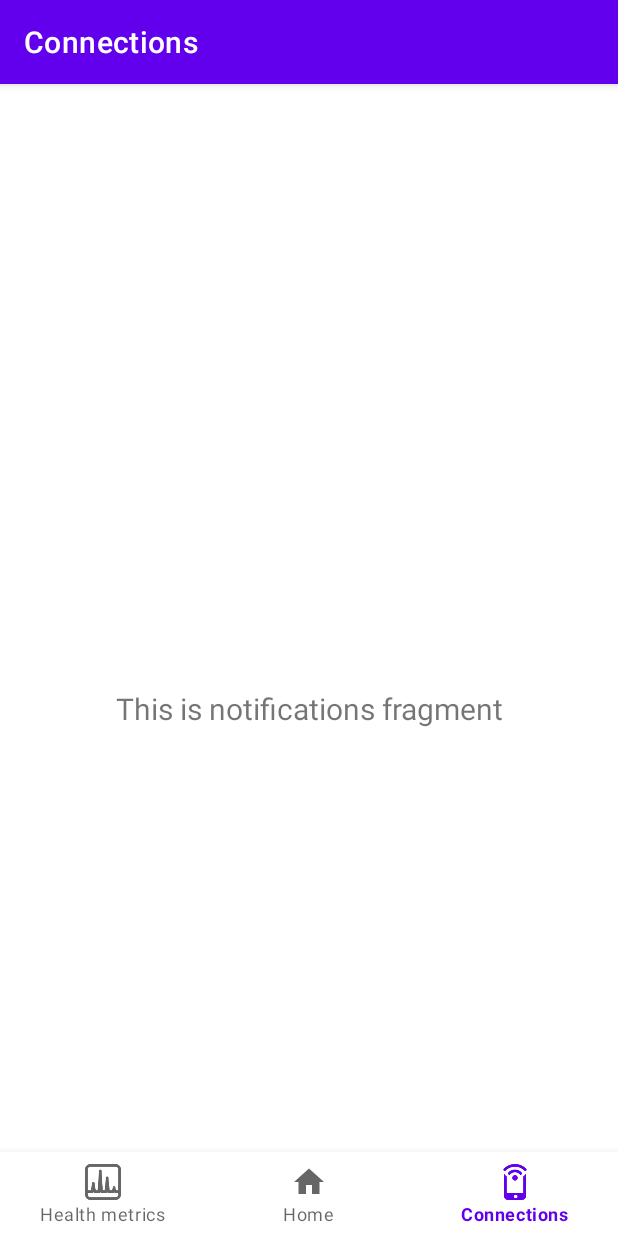
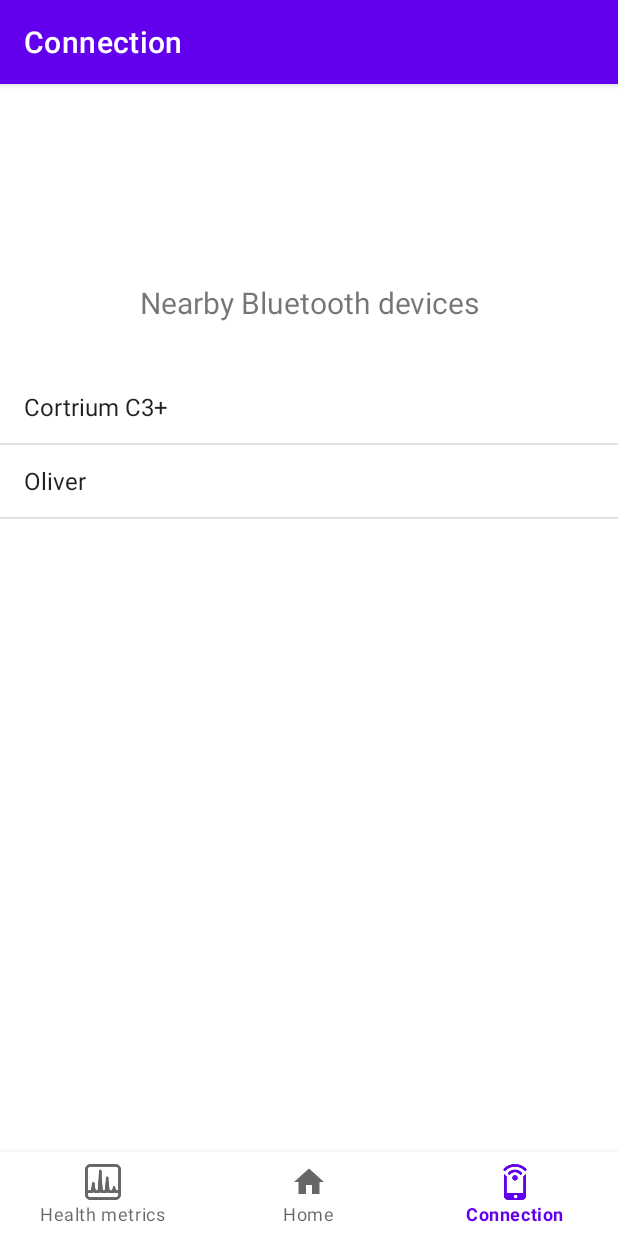
Before and after one commit to jkiddo/Specialeprojekt, an Android app: the HealthMetricsFragment screen opened through its navigation route, item 3 of the bottom bar chosen, on a phone screen of 412 x 824 dp. Run offline under Robolectric (Android 15) with nearby library versions, the phone set to English and light mode, and no system bars; our stand-ins replace navigation-ui.

Commit message:
Listview for discovered devices

```diff
--- a/SeizureApp/app/src/main/java/com/example/seizureapp/MainActivity.java
+++ b/SeizureApp/app/src/main/java/com/example/seizureapp/MainActivity.java
@@ -1,6 +1,7 @@
 package com.example.seizureapp;
 
 import android.os.Bundle;
+import android.widget.ArrayAdapter;
 
 import com.google.android.material.bottomnavigation.BottomNavigationView;
 
--- /dev/null
+++ b/SeizureApp/app/src/main/java/com/example/seizureapp/ui/connections/ConnectionsFragment.java
@@ -0,0 +1,59 @@
+package com.example.seizureapp.ui.connections;
+
+import android.os.Bundle;
+import android.view.LayoutInflater;
+import android.view.View;
+import android.view.ViewGroup;
+import android.widget.ArrayAdapter;
+import android.widget.ListView;
+import android.widget.TextView;
+
+import androidx.annotation.NonNull;
+import androidx.annotation.Nullable;
+import androidx.fragment.app.Fragment;
+import androidx.lifecycle.Observer;
+import androidx.lifecycle.ViewModelProvider;
+
+import com.example.seizureapp.R;
+
+import java.util.ArrayList;
+
+public class ConnectionsFragment extends Fragment {
+
+    private ConnectionsViewModel connectionsViewModel;
+
+    public View onCreateView(@NonNull LayoutInflater inflater,
+                             ViewGroup container, Bundle savedInstanceState) {
+        connectionsViewModel =
+                new ViewModelProvider(this).get(ConnectionsViewModel.class);
+        View root = inflater.inflate(R.layout.fragment_connections, container, false);
+
+//        final ListView listView = root.findViewById(R.id.devicesList);
+//        String[] names = {"Cortrium C3+", "Oliver"};
+//        int[] images = {R.drawable.connected, R.drawable.disconnected};
+//        ViewAdapter adapter = new ViewAdapter(this.getContext(), names, images);
+//        listView.setAdapter(adapter);
+
+        ArrayList<String> devices = new ArrayList<>();
+        devices.add("Cortrium C3+");
+        devices.add("Oliver");
+
+        ArrayAdapter<String> adapter = new ArrayAdapter<String>(
+                getContext(),
+                android.R.layout.simple_list_item_1,
+                devices
+        );
+
+        ListView listView = root.findViewById(R.id.devicesList);
+        listView.setAdapter(adapter);
+
+        final TextView textView = root.findViewById(R.id.text_connections);
+        connectionsViewModel.getText().observe(getViewLifecycleOwner(), new Observer<String>() {
+            @Override
+            public void onChanged(@Nullable String s) {
+                textView.setText(s);
+            }
+        });
+        return root;
+    }
+}
--- a/SeizureApp/app/src/main/java/com/example/seizureapp/ui/notifications/NotificationsViewModel.java
+++ b/SeizureApp/app/src/main/java/com/example/seizureapp/ui/connections/ConnectionsViewModel.java
@@ -1,16 +1,16 @@
-package com.example.seizureapp.ui.notifications;
+package com.example.seizureapp.ui.connections;
 
 import androidx.lifecycle.LiveData;
 import androidx.lifecycle.MutableLiveData;
 import androidx.lifecycle.ViewModel;
 
-public class NotificationsViewModel extends ViewModel {
+public class ConnectionsViewModel extends ViewModel {
 
     private MutableLiveData<String> mText;
 
-    public NotificationsViewModel() {
+    public ConnectionsViewModel() {
         mText = new MutableLiveData<>();
-        mText.setValue("This is notifications fragment");
+        mText.setValue("Nearby Bluetooth devices");
     }
 
     public LiveData<String> getText() {
--- a/SeizureApp/app/src/main/java/com/example/seizureapp/ui/dashboard/DashboardFragment.java
+++ /dev/null
@@ -1,35 +0,0 @@
-package com.example.seizureapp.ui.dashboard;
-
-import android.os.Bundle;
-import android.view.LayoutInflater;
-import android.view.View;
-import android.view.ViewGroup;
-import android.widget.TextView;
-
-import androidx.annotation.NonNull;
-import androidx.annotation.Nullable;
-import androidx.fragment.app.Fragment;
-import androidx.lifecycle.Observer;
-import androidx.lifecycle.ViewModelProvider;
-
-import com.example.seizureapp.R;
-
-public class DashboardFragment extends Fragment {
-
-    private DashboardViewModel dashboardViewModel;
-
-    public View onCreateView(@NonNull LayoutInflater inflater,
-                             ViewGroup container, Bundle savedInstanceState) {
-        dashboardViewModel =
-                new ViewModelProvider(this).get(DashboardViewModel.class);
-        View root = inflater.inflate(R.layout.fragment_dashboard, container, false);
-        final TextView textView = root.findViewById(R.id.text_dashboard);
-        dashboardViewModel.getText().observe(getViewLifecycleOwner(), new Observer<String>() {
-            @Override
-            public void onChanged(@Nullable String s) {
-                textView.setText(s);
-            }
-        });
-        return root;
-    }
-}
--- a/SeizureApp/app/src/main/java/com/example/seizureapp/ui/notifications/NotificationsFragment.java
+++ b/SeizureApp/app/src/main/java/com/example/seizureapp/ui/healthmetrics/HealthMetricsFragment.java
@@ -1,4 +1,4 @@
-package com.example.seizureapp.ui.notifications;
+package com.example.seizureapp.ui.healthmetrics;
 
 import android.os.Bundle;
 import android.view.LayoutInflater;
@@ -14,17 +14,17 @@ import androidx.lifecycle.ViewModelProvider;
 
 import com.example.seizureapp.R;
 
-public class NotificationsFragment extends Fragment {
+public class HealthMetricsFragment extends Fragment {
 
-    private NotificationsViewModel notificationsViewModel;
+    private HealthMetricsViewModel healthMetricsViewModel;
 
     public View onCreateView(@NonNull LayoutInflater inflater,
                              ViewGroup container, Bundle savedInstanceState) {
-        notificationsViewModel =
-                new ViewModelProvider(this).get(NotificationsViewModel.class);
-        View root = inflater.inflate(R.layout.fragment_notifications, container, false);
-        final TextView textView = root.findViewById(R.id.text_notifications);
-        notificationsViewModel.getText().observe(getViewLifecycleOwner(), new Observer<String>() {
+        healthMetricsViewModel =
+                new ViewModelProvider(this).get(HealthMetricsViewModel.class);
+        View root = inflater.inflate(R.layout.fragment_healthmetrics, container, false);
+        final TextView textView = root.findViewById(R.id.text_healthMetrics);
+        healthMetricsViewModel.getText().observe(getViewLifecycleOwner(), new Observer<String>() {
             @Override
             public void onChanged(@Nullable String s) {
                 textView.setText(s);
--- a/SeizureApp/app/src/main/java/com/example/seizureapp/ui/dashboard/DashboardViewModel.java
+++ b/SeizureApp/app/src/main/java/com/example/seizureapp/ui/healthmetrics/HealthMetricsViewModel.java
@@ -1,14 +1,14 @@
-package com.example.seizureapp.ui.dashboard;
+package com.example.seizureapp.ui.healthmetrics;
 
 import androidx.lifecycle.LiveData;
 import androidx.lifecycle.MutableLiveData;
 import androidx.lifecycle.ViewModel;
 
-public class DashboardViewModel extends ViewModel {
+public class HealthMetricsViewModel extends ViewModel {
 
     private MutableLiveData<String> mText;
 
-    public DashboardViewModel() {
+    public HealthMetricsViewModel() {
         mText = new MutableLiveData<>();
         mText.setValue("This is dashboard fragment");
     }
--- a/SeizureApp/app/src/main/res/layout/fragment_notifications.xml
+++ b/SeizureApp/app/src/main/res/layout/fragment_connections.xml
@@ -4,10 +4,10 @@
     xmlns:tools="http://schemas.android.com/tools"
     android:layout_width="match_parent"
     android:layout_height="match_parent"
-    tools:context=".ui.notifications.NotificationsFragment">
+    tools:context=".ui.connections.ConnectionsFragment">
 
     <TextView
-        android:id="@+id/text_notifications"
+        android:id="@+id/text_connections"
         android:layout_width="match_parent"
         android:layout_height="wrap_content"
         android:layout_marginStart="8dp"
@@ -17,6 +17,19 @@
         android:textSize="20sp"
         app:layout_constraintBottom_toBottomOf="parent"
         app:layout_constraintEnd_toEndOf="parent"
+        app:layout_constraintHorizontal_bias="0.0"
         app:layout_constraintStart_toStartOf="parent"
-        app:layout_constraintTop_toTopOf="parent" />
+        app:layout_constraintTop_toTopOf="parent"
+        app:layout_constraintVertical_bias="0.1" />
+
+    <ListView
+        android:id="@+id/devicesList"
+        android:layout_width="match_parent"
+        android:layout_height="0dp"
+        android:layout_marginTop="32dp"
+        android:layout_marginBottom="16dp"
+        app:layout_constraintBottom_toBottomOf="parent"
+        app:layout_constraintTop_toBottomOf="@+id/text_connections"
+        app:layout_constraintVertical_bias="0.304"
+        tools:layout_editor_absoluteX="0dp" />
 </androidx.constraintlayout.widget.ConstraintLayout>
--- a/SeizureApp/app/src/main/res/layout/fragment_dashboard.xml
+++ b/SeizureApp/app/src/main/res/layout/fragment_healthmetrics.xml
@@ -4,10 +4,10 @@
     xmlns:tools="http://schemas.android.com/tools"
     android:layout_width="match_parent"
     android:layout_height="match_parent"
-    tools:context=".ui.dashboard.DashboardFragment">
+    tools:context=".ui.healthmetrics.HealthMetricsFragment">
 
     <TextView
-        android:id="@+id/text_dashboard"
+        android:id="@+id/text_healthMetrics"
         android:layout_width="match_parent"
         android:layout_height="wrap_content"
         android:layout_marginStart="8dp"
--- a/SeizureApp/app/src/main/res/navigation/mobile_navigation.xml
+++ b/SeizureApp/app/src/main/res/navigation/mobile_navigation.xml
@@ -13,13 +13,13 @@
 
     <fragment
         android:id="@+id/navigation_healthMetrics"
-        android:name="com.example.seizureapp.ui.dashboard.DashboardFragment"
+        android:name="com.example.seizureapp.ui.healthmetrics.HealthMetricsFragment"
         android:label="@string/title_healthMetrics"
-        tools:layout="@layout/fragment_dashboard" />
+        tools:layout="@layout/fragment_healthMetrics" />
 
     <fragment
         android:id="@+id/navigation_connections"
-        android:name="com.example.seizureapp.ui.notifications.NotificationsFragment"
+        android:name="com.example.seizureapp.ui.connections.ConnectionsFragment"
         android:label="@string/title_connections"
-        tools:layout="@layout/fragment_notifications" />
+        tools:layout="@layout/fragment_connections" />
 </navigation>
--- a/SeizureApp/app/src/main/res/values/strings.xml
+++ b/SeizureApp/app/src/main/res/values/strings.xml
@@ -2,5 +2,5 @@
     <string name="app_name">SeizureApp</string>
     <string name="title_home">Home</string>
     <string name="title_healthMetrics">Health metrics</string>
-    <string name="title_connections">Connections</string>
+    <string name="title_connections">Connection</string>
 </resources>
```
Also changed, not shown: SeizureApp/app/src/main/res/drawable/connected.png (added), SeizureApp/app/src/main/res/drawable/disconnected.png (added).
